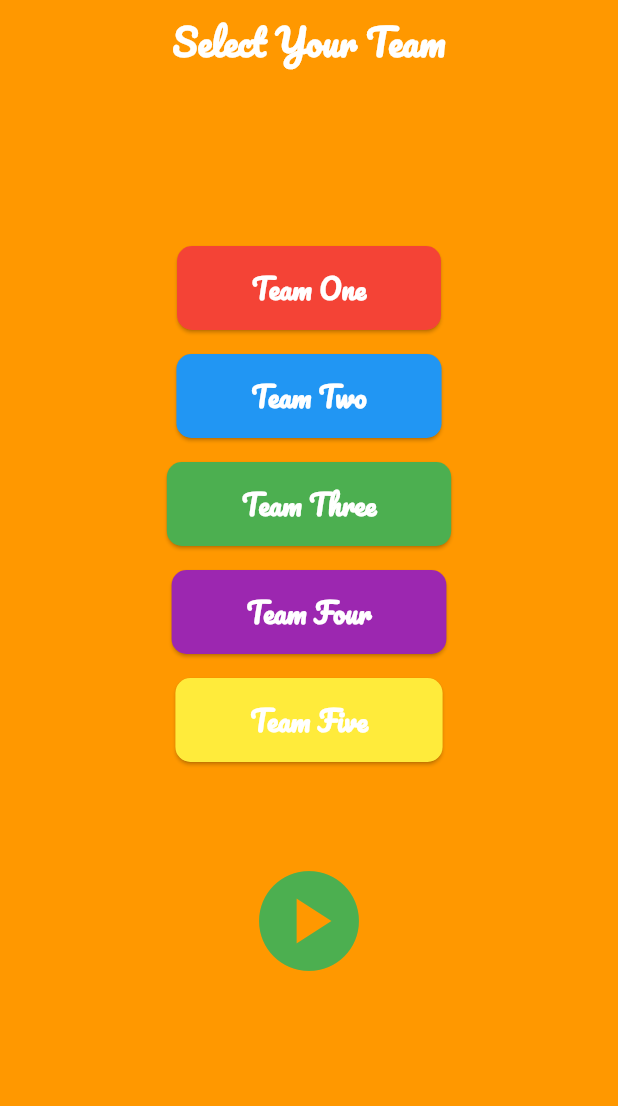
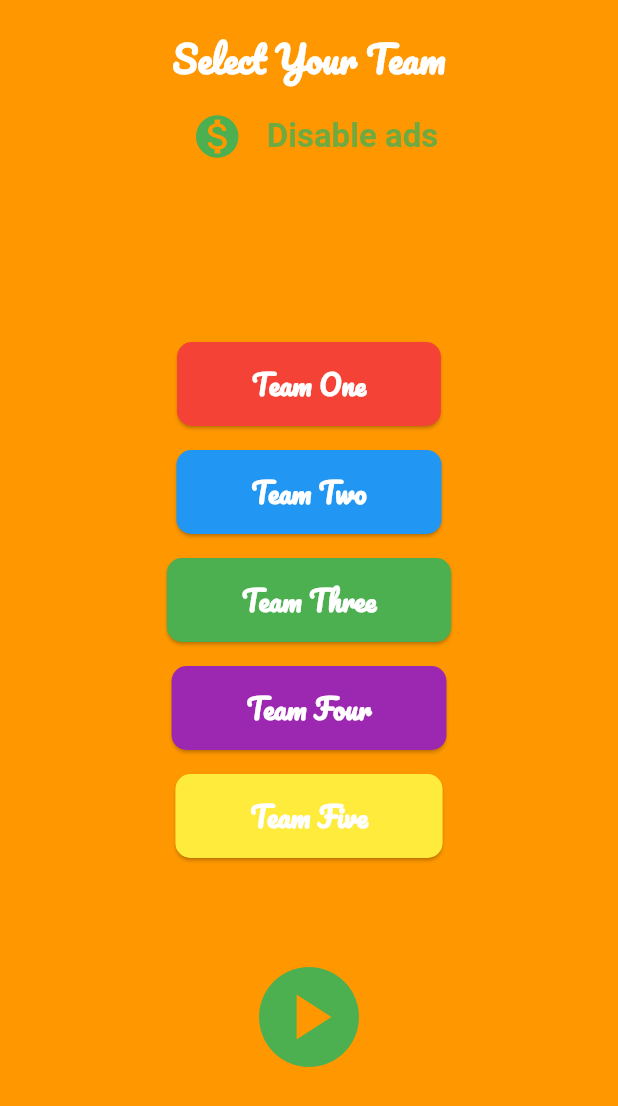
Before and after one commit to david-odhiambo-eng/Fun-Time, a Flutter app: the TeamSelectionPage screen opened directly, on a phone screen of 412 x 824 dp. Shown: the top 1106 px of the screen. Run offline on Flutter 3.47's test engine with Material 3 defaults, Android fonts, the phone set to English and light mode, and no system bars; our stand-ins replace animate_do, audioplayers, cloud_firestore, email_validator, firebase_analytics, firebase_auth and 9 more; missing offline and left inert: flutter_webrtc, in_app_update; accounts and stored records are empty; network calls fail; Roboto replaces fonts that are missing (SmoochSans-VariableFont_wght.ttf).

Commit message:
dice removal

```diff
--- a/lib/views/payment_page.dart
+++ b/lib/views/payment_page.dart
@@ -51,7 +51,7 @@ class _PaymentPageState extends State<PaymentPage> {
       backgroundColor: Colors.white,
       appBar: AppBar(
         title: const Text(
-          'Go Premium',
+          'Pay Ksh.24. Disable ads for 24hrs',
           style: TextStyle(fontFamily: "SmoochSans-VariableFont_wght.ttf"),
         ),
         automaticallyImplyLeading: false,
--- a/lib/views/roll_dice.dart
+++ b/lib/views/roll_dice.dart
@@ -268,7 +268,7 @@ class _RollDicePageState extends State<RollDicePage> with TickerProviderStateMix
                       child: RotationTransition(
                         turns: Tween(begin: 0.0, end: 1.0).animate(_diceController),
                         child: const Icon(
-                          Icons.casino, // Dice-like icon
+                          Icons.cyclone , // Dice-like icon
                           size: 150,
                           color: Colors.black,
                         ),
@@ -278,7 +278,7 @@ class _RollDicePageState extends State<RollDicePage> with TickerProviderStateMix
                   const SizedBox(height: 40),
                   // Instruction text
                   const Text(
-                    "Touch to Roll Dice",
+                    "Spin To Reveal Cards",
                     textAlign: TextAlign.center,
                     style: TextStyle(
                       fontSize: 24,
--- a/lib/views/team_selection.dart
+++ b/lib/views/team_selection.dart
@@ -2,6 +2,7 @@ import 'package:flutter/material.dart';
 import 'package:audioplayers/audioplayers.dart'; // Import the AudioPlayers package
 import 'package:kenyan_game/ads_manager.dart';
 import 'package:kenyan_game/global.dart';
+import 'package:kenyan_game/views/payment_page.dart';
 import 'package:kenyan_game/views/roll_dice.dart';
 import '../progress.dart';
 import 'landing_page.dart';
@@ -22,7 +23,12 @@ class TeamSelectionPage extends StatelessWidget {
           elevation: 0,
           centerTitle: true,
           automaticallyImplyLeading: false,
-          title: const Text(
+          toolbarHeight: 120, // Increase height of AppBar to push content down
+          title: Padding(
+            padding: const EdgeInsets.only(top: 20), // Adjust padding to move text down
+            child: Column(
+              children: [
+                const Text(
                   'Select Your Team',
                   style: TextStyle(
                     fontFamily: "Pacifico",
@@ -31,7 +37,27 @@ class TeamSelectionPage extends StatelessWidget {
                     fontWeight: FontWeight.bold,
                   ),
                 ),
+                const SizedBox(height: 12), // Increased spacing
+                Row(
+                  mainAxisSize: MainAxisSize.min,
+                  children: [
+                    IconButton(
+                      icon: const Icon(Icons.monetization_on, color: Colors.green, size: 34),
+                      onPressed: () {
+                        Navigator.push(context, MaterialPageRoute(builder: (context)=>PaymentPage ()));
+                      },
                     ),
+                    const SizedBox(width: 8), // Adjust spacing
+                    _BlinkingText(), // Blinking text
+                  ],
+                ),
+
+              ],
+            ),
+          ),
+        ),
+
+
         body: SingleChildScrollView(
           child: Column(
             mainAxisAlignment: MainAxisAlignment.center, // Center vertically
@@ -157,3 +183,48 @@ class TeamSelectionPage extends StatelessWidget {
     );
   }
 }
+
+class _BlinkingText extends StatefulWidget {
+  @override
+  _BlinkingTextState createState() => _BlinkingTextState();
+}
+
+class _BlinkingTextState extends State<_BlinkingText> with SingleTickerProviderStateMixin {
+  late AnimationController _controller;
+
+  @override
+  void initState() {
+    super.initState();
+    _controller = AnimationController(
+      duration: Duration(milliseconds: 700), // Speed of blinking
+      vsync: this,
+      lowerBound: 0.3,
+      upperBound: 1.0,
+    )..repeat(reverse: true);
+  }
+
+  @override
+  Widget build(BuildContext context) {
+    return AnimatedBuilder(
+      animation: _controller,
+      builder: (context, child) {
+        return Opacity(
+          opacity: _controller.value,
+          child: const Text(
+            "Disable ads",
+            style: TextStyle(
+              color: Colors.green,
+              fontWeight: FontWeight.bold,
+            ),
+          ),
+        );
+      },
+    );
+  }
+
+  @override
+  void dispose() {
+    _controller.dispose();
+    super.dispose();
+  }
+}
--- a/pubspec.yaml
+++ b/pubspec.yaml
@@ -16,7 +16,7 @@ publish_to: 'none' # Remove this line if you wish to publish to pub.dev
 # https://developer.apple.com/library/archive/documentation/General/Reference/InfoPlistKeyReference/Articles/CoreFoundationKeys.html
 # In Windows, build-name is used as the major, minor, and patch parts
 # of the product and file versions while build-number is used as the build suffix.
-version: 1.0.0+12
+version: 1.0.0+14
 
 environment:
   sdk: ^3.5.2
```
Also changed, not shown: 8 other files. Lines whose indentation alone changed are shown as unchanged.
